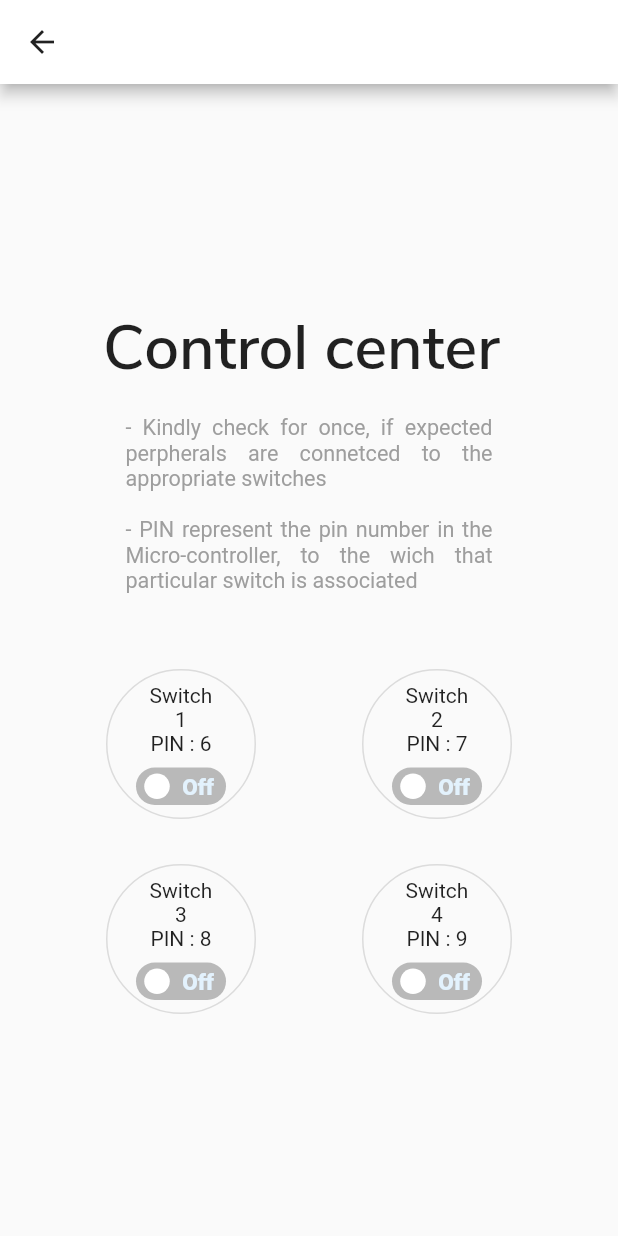
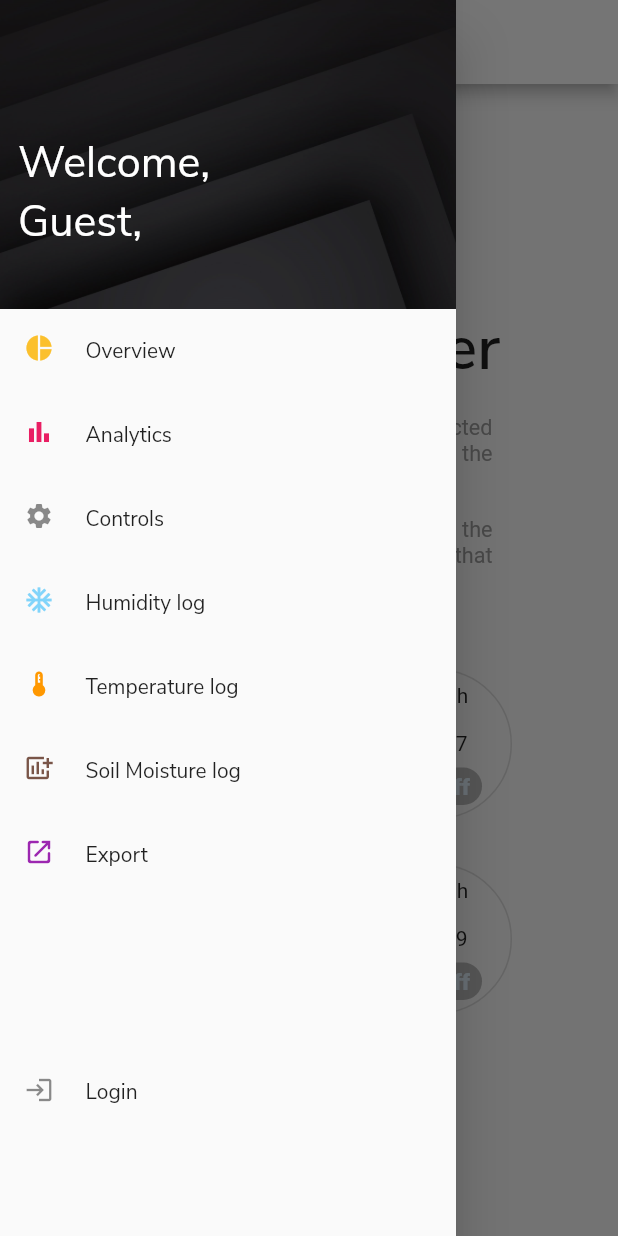
Before and after one commit to hammadahamed/agro_cloud, a Flutter app: the Controls screen opened directly, with the side drawer open (before the commit the screen has no drawer), on a phone screen of 412 x 824 dp. Run offline on Flutter 3.47's test engine with Material 2 defaults, Android fonts, the phone set to English and light mode, and no system bars; drawn by our look-alikes of flutter_switch; our stand-ins replace csv, firebase_core, firebase_database, fl_chart, flutter_spinkit, flutter_svg and 3 more; missing offline and left inert: sign_button; accounts and stored records are empty.

```diff
--- a/lib/components/common_drawer.dart
+++ b/lib/components/common_drawer.dart
@@ -1,3 +1,5 @@
+import 'package:agro_cloud/controller/auth_controller.dart';
+import 'package:agro_cloud/home.dart';
 import 'package:agro_cloud/screens/controls.dart';
 import 'package:agro_cloud/screens/datasTable.dart';
 import 'package:agro_cloud/screens/humidityLog.dart';
@@ -6,18 +8,38 @@ import 'package:agro_cloud/screens/temperatureLog.dart';
 import 'package:flutter/material.dart';
 import 'package:get/get.dart';
 
-class CommonDrawer extends StatelessWidget {
-  final isGuest, userDetails;
-  const CommonDrawer({Key key, this.isGuest, this.userDetails})
-      : super(key: key);
-  Widget sideTile({String title, function}) {
+class CommonDrawer extends StatefulWidget {
+  CommonDrawer({Key key}) : super(key: key);
+
+  @override
+  _CommonDrawerState createState() => _CommonDrawerState();
+}
+
+class _CommonDrawerState extends State<CommonDrawer> {
+  final AuthController auth = Get.find();
+
+  var user;
+
+  Widget sideTile({String title, function, IconData icon, Color iconColor}) {
     return ListTile(
       title: Text(
         title,
         style: TextStyle(fontFamily: "NunitoSans-regular"),
       ),
+      horizontalTitleGap: 1,
+      leading: Icon(
+        icon,
+        color: iconColor,
+        size: 20,
+      ),
       onTap: function,
     );
+  }
+
+  @override
+  void initState() {
+    user = auth.userObj;
+    super.initState();
   }
 
   @override
@@ -25,7 +47,12 @@ class CommonDrawer extends StatelessWidget {
     return Drawer(
       child: Container(
         height: Get.height,
-        child: SingleChildScrollView(
+        child: ListView(
+          // mainAxisAlignment: MainAxisAlignment.spaceBetween,
+          children: [
+            // NAVIGATIONS
+            Container(
+              height: Get.height * .85,
               child: Column(
                 children: [
                   // USER BANNER
@@ -34,7 +61,8 @@ class CommonDrawer extends StatelessWidget {
                         color: Colors.black,
                         image: DecorationImage(
                             colorFilter: ColorFilter.mode(
-                            Colors.black.withOpacity(0.8), BlendMode.dstATop),
+                                Colors.black.withOpacity(0.8),
+                                BlendMode.dstATop),
                             image: AssetImage(
                               'assets/photo/black_abstract.jpg',
                             ),
@@ -43,59 +71,82 @@ class CommonDrawer extends StatelessWidget {
                     width: double.maxFinite,
                     child: Align(
                       alignment: Alignment.bottomLeft,
-                  child: Container(
-                    width: Get.width / 3,
-                    child: Text(
-                      isGuest
-                          ? " Welcome \nGuest,\n"
-                          : " Welcome" + userDetails.toString(),
+                      child: Padding(
+                        padding: const EdgeInsets.only(left: 12.0),
+                        child: Column(
+                          mainAxisAlignment: MainAxisAlignment.end,
+                          crossAxisAlignment: CrossAxisAlignment.start,
+                          children: [
+                            Text(
+                              "Welcome,",
                               style: TextStyle(
                                   color: Colors.white,
-                          fontSize: Get.width * .075,
+                                  fontSize: Get.width * .07,
                                   fontFamily: "NunitoSans-regular"),
+                            ),
+                            Text(
+                              user == null ? "Guest,\n" : user.displayName,
+                              style: TextStyle(
+                                  color: Colors.white,
+                                  fontSize: Get.width * .07,
+                                  fontFamily: "NunitoSans-regular"),
+                            ),
+                          ],
                         ),
                       ),
                     ),
                   ),
-              // NAVIGATIONS
                   sideTile(
                       title: "Overview",
+                      icon: Icons.pie_chart,
+                      iconColor: Colors.yellow[700],
                       function: () {
                         Navigator.pop(context);
+                        Get.offAll(() => Home());
                       }),
                   sideTile(
                       title: "Analytics",
+                      icon: Icons.bar_chart_outlined,
+                      iconColor: Colors.pink,
                       function: () {
                         print("==========");
                       }),
                   sideTile(
                       title: "Controls",
+                      icon: Icons.settings,
                       function: () {
                         // print("==========");
                         Navigator.pop(context);
                         Get.to(() => Controls());
                       }),
-
                   sideTile(
                       title: "Humidity log",
+                      icon: Icons.ac_unit_outlined,
+                      iconColor: Colors.lightBlue[200],
                       function: () {
                         Navigator.pop(context);
                         Get.to(() => HumidityLog());
                       }),
                   sideTile(
                       title: "Temperature log",
+                      icon: Icons.thermostat_outlined,
+                      iconColor: Colors.orange,
                       function: () {
                         Navigator.pop(context);
                         Get.to(() => TemperatureLog());
                       }),
                   sideTile(
                       title: "Soil Moisture log",
+                      icon: Icons.add_chart,
+                      iconColor: Colors.brown,
                       function: () {
                         Navigator.pop(context);
                         Get.to(() => SoilMoistureLog());
                       }),
                   sideTile(
                       title: "Export",
+                      icon: Icons.launch_rounded,
+                      iconColor: Colors.purple,
                       function: () {
                         Navigator.pop(context);
                         Get.to(() => DatasTable());
@@ -103,6 +154,23 @@ class CommonDrawer extends StatelessWidget {
                 ],
               ),
             ),
+
+            user != null
+                ? sideTile(
+                    title: "Logout",
+                    icon: Icons.power_settings_new_outlined,
+                    function: () {
+                      auth.googleSignIn.signOut();
+                      Get.off(() => Home());
+                    })
+                : sideTile(
+                    title: "Login",
+                    icon: Icons.login,
+                    function: () {
+                      auth.signIn();
+                    }),
+          ],
+        ),
       ),
     );
   }
--- a/lib/main.dart
+++ b/lib/main.dart
@@ -1,12 +1,15 @@
+import 'package:agro_cloud/controller/auth_controller.dart';
 import 'package:flutter/material.dart';
 import 'package:get/get_navigation/src/root/get_material_app.dart';
 import 'screens/login.dart';
-import 'spalsh.dart';
+import 'splash.dart';
 import 'package:agro_cloud/home.dart';
+import 'package:get/get.dart';
 import 'package:firebase_core/firebase_core.dart';
 
 void main() async {
   WidgetsFlutterBinding.ensureInitialized();
+  Get.put(AuthController());
   await Firebase.initializeApp();
   runApp(MyApp());
 }
@@ -17,7 +20,6 @@ class MyApp extends StatelessWidget {
     return GetMaterialApp(
       debugShowCheckedModeBanner: false,
       theme: ThemeData(
-        brightness: Brightness.light,
         primaryColor: Color(0xff46426c),
       ),
       routes: {
--- a/lib/screens/controls.dart
+++ b/lib/screens/controls.dart
@@ -1,6 +1,7 @@
 import 'package:firebase_database/firebase_database.dart';
 import 'package:flutter/material.dart';
 import 'package:flutter_switch/flutter_switch.dart';
+import 'package:agro_cloud/components/common_drawer.dart';
 import 'package:get/get.dart';
 import 'package:google_sign_in/google_sign_in.dart';
 import 'package:intl/intl.dart';
@@ -53,6 +54,7 @@ class _ControlsState extends State<Controls> {
 
     return SafeArea(
         child: Scaffold(
+      drawer: CommonDrawer(),
       appBar: AppBar(
         iconTheme: IconThemeData(
           color: MyColors.primaryColor,
--- a/lib/screens/datasTable.dart
+++ b/lib/screens/datasTable.dart
@@ -1,3 +1,4 @@
+import 'package:agro_cloud/components/common_drawer.dart';
 import 'package:firebase_database/firebase_database.dart';
 import 'package:flutter/material.dart';
 import 'package:flutter_spinkit/flutter_spinkit.dart';
@@ -89,6 +90,7 @@ class _DatasTableState extends State<DatasTable> {
     // SystemChrome.setPreferredOrientations([DeviceOrientation.landscapeLeft]);
     // final ref = fb.reference();
     return Scaffold(
+        drawer: CommonDrawer(),
         appBar: AppBar(
           iconTheme: IconThemeData(color: MyColors.primaryColor),
           backgroundColor: Get.isDarkMode ? null : Colors.white,
--- a/lib/screens/humidityLog.dart
+++ b/lib/screens/humidityLog.dart
@@ -1,5 +1,6 @@
 import 'dart:async';
 
+import 'package:agro_cloud/components/common_drawer.dart';
 import 'package:agro_cloud/components/custom_charts.dart';
 import 'package:agro_cloud/components/exportCSV.dart';
 import 'package:firebase_database/firebase_database.dart';
@@ -68,6 +69,7 @@ class _HumidityLogState extends State<HumidityLog>
     for (var i = 0; i < time.length; i++) {
       int j = i + 1;
 
+      if (i > time.length - 50 && i < time.length) {
         allRow.add(
           DataRow(
             selected: i % 2 == 0 ? true : false,
@@ -79,6 +81,7 @@ class _HumidityLogState extends State<HumidityLog>
             ],
           ),
         );
+      }
     }
     allDataLoading = true;
 
@@ -129,8 +132,8 @@ class _HumidityLogState extends State<HumidityLog>
 
     return SafeArea(
       child: Scaffold(
+        drawer: CommonDrawer(),
         appBar: AppBar(
-          automaticallyImplyLeading: false,
           iconTheme: IconThemeData(color: MyColors.primaryColor),
           title: Text(
             "Humidity Logs",
--- a/lib/screens/soilMoistureLog.dart
+++ b/lib/screens/soilMoistureLog.dart
@@ -1,3 +1,4 @@
+import 'package:agro_cloud/components/common_drawer.dart';
 import 'package:flutter/material.dart';
 import 'package:agro_cloud/utils.Dart';
 import 'package:get/get.dart';
@@ -11,8 +12,8 @@ class _SoilMoistureLogState extends State<SoilMoistureLog> {
   @override
   Widget build(BuildContext context) {
     return Scaffold(
+      drawer: CommonDrawer(),
       appBar: AppBar(
-        automaticallyImplyLeading: false,
         iconTheme: IconThemeData(color: MyColors.primaryColor),
         title: Text(
           "Soil Moisture Logs",
--- a/lib/screens/temperatureLog.dart
+++ b/lib/screens/temperatureLog.dart
@@ -1,5 +1,6 @@
 import 'dart:async';
 
+import 'package:agro_cloud/components/common_drawer.dart';
 import 'package:agro_cloud/components/custom_charts.dart';
 import 'package:agro_cloud/components/exportCSV.dart';
 import 'package:firebase_database/firebase_database.dart';
@@ -127,8 +128,8 @@ class _TemperatureLogState extends State<TemperatureLog>
   Widget build(BuildContext context) {
     final ref = fb.reference();
     return Scaffold(
+      drawer: CommonDrawer(),
       appBar: AppBar(
-        automaticallyImplyLeading: false,
         iconTheme: IconThemeData(color: MyColors.primaryColor),
         title: Text(
           "Temperature Logs",
@@ -302,7 +303,6 @@ class _TemperatureLogState extends State<TemperatureLog>
                       columnSpacing: 15,
                       columns: <DataColumn>[
                         DataColumn(
-
                           label: Text(
                             "S. No.\n(" + time.length.toString() + ")",
                             style: TextStyle(fontWeight: FontWeight.bold),
```
Also changed, not shown: lib/controller/auth_controller.dart (added, +29 -0 lines), lib/controller/feature_controller.dart (added, +8 -0 lines), lib/home.dart (+42 -32 lines), lib/screens/login.dart (+6 -19 lines), lib/screens/user.dart (+107 -148 lines), lib/splash.dart (renamed from lib/spalsh.dart, +11 -15 lines), 1 other file. Lines whose indentation alone changed are shown as unchanged.
